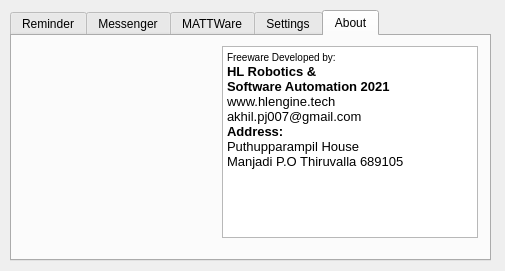
Before: the Qt Designer form Design/MATTBot v2.ui in HLRobotics/MATTBot_Infinity, drawn with Qt 5.
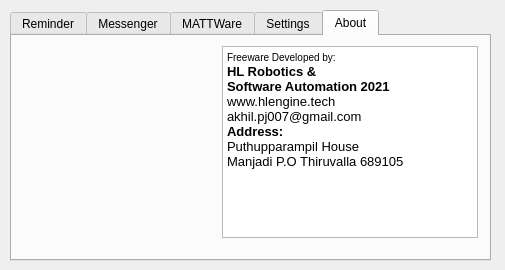
After: the same form once the commit is applied. The open tabs and pages were chosen to show the change. Icons and pictures are not drawn.

```diff
--- a/Design/MATTBot v2.ui
+++ b/Design/MATTBot v2.ui
@@ -7,7 +7,7 @@
     <x>0</x>
     <y>0</y>
     <width>505</width>
-    <height>271</height>
+    <height>270</height>
    </rect>
   </property>
   <property name="windowTitle">
```
Left out of the diff: 24 changed lines with no effect on the pictures.
